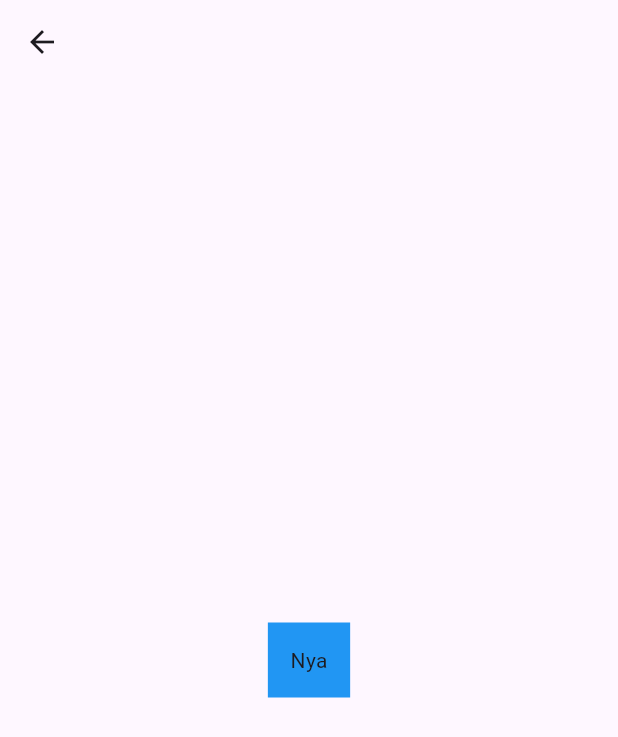
After one commit to caipira113/flutter_start, a Flutter app: the Navigator1 screen opened directly, after a tap on "-> Second View", on a phone screen of 412 x 824 dp. The commit adds this screen. Shown: the top 737 px of the screen. Run offline on Flutter 3.47's test engine with Material 3 defaults, Android fonts, the phone set to English and light mode, and no system bars.

Commit message:
Impl Navigator!

```diff
--- /dev/null
+++ b/lib/navigator.dart
@@ -0,0 +1,28 @@
+import 'package:flutter/material.dart';
+import 'package:flutter_start/second_view.dart';
+
+class Navigator1 extends StatelessWidget {
+  const Navigator1({super.key});
+
+  @override
+  Widget build(BuildContext context) {
+    return Scaffold(
+      appBar: AppBar(
+        title: const Text("Navigator"),
+      ),
+      body: Center(
+        child: GestureDetector(
+          onTap: () => Navigator.push(
+            context,
+            MaterialPageRoute(builder: (_) => const SecondView()),
+          ),
+          child: Container(
+            padding: const EdgeInsets.all(15),
+            color: Colors.blue,
+            child: const Text("-> Second View"),
+          ),
+        ),
+      ),
+    );
+  }
+}
--- /dev/null
+++ b/lib/second_view.dart
@@ -0,0 +1,24 @@
+import 'package:flutter/material.dart';
+
+class SecondView extends StatelessWidget {
+  const SecondView({super.key});
+
+  @override
+  Widget build(BuildContext context) {
+    return Scaffold(
+      appBar: AppBar(
+        leading: IconButton(
+          icon: const Icon(Icons.arrow_back),
+          onPressed: () => Navigator.of(context).pop(),
+        ),
+      ),
+      body: Center(
+        child: Container(
+          padding: const EdgeInsets.all(15),
+          color: Colors.blue,
+          child: const Text("Nya"),
+        ),
+      ),
+    );
+  }
+}
```
Also changed, not shown: lib/main.dart (+11 -0 lines).
